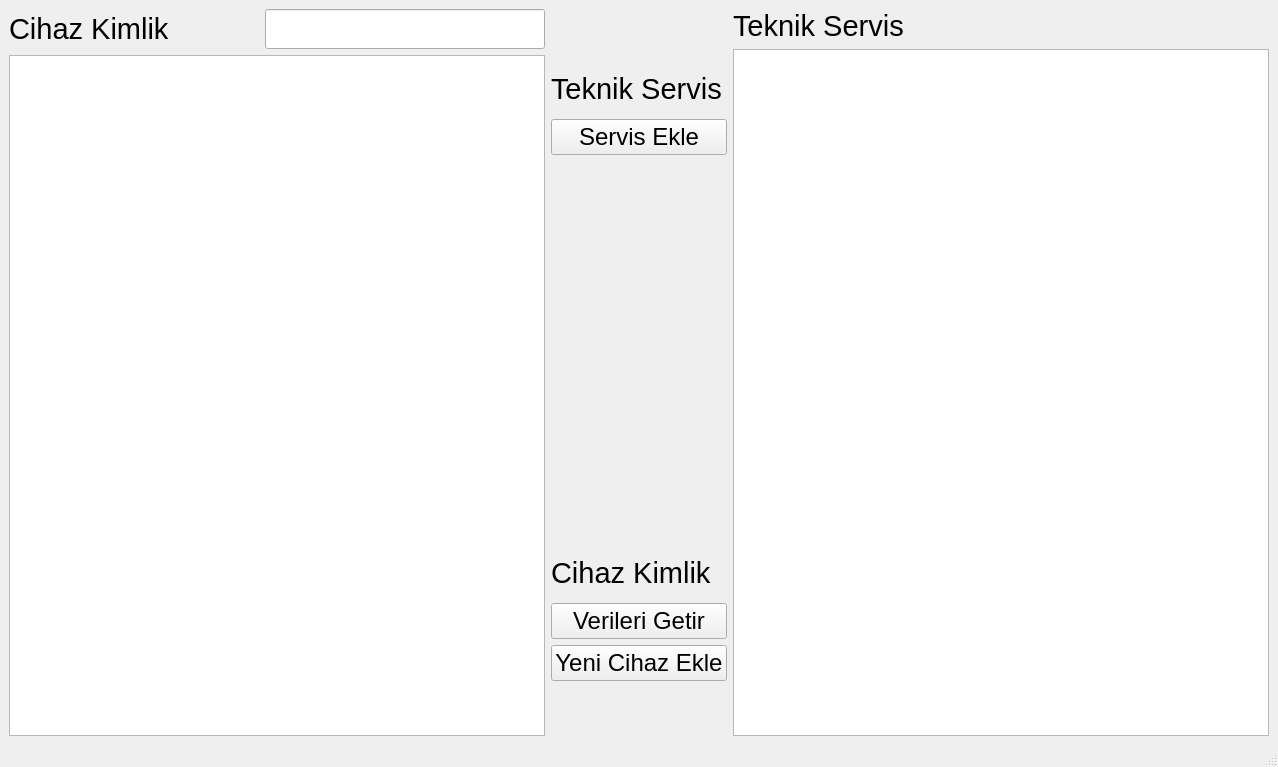
First picture: the form in mainwindow.ui, repository yunusemrecinar/QT5-cihaz-kimlik-teknik-servis, before the edit.
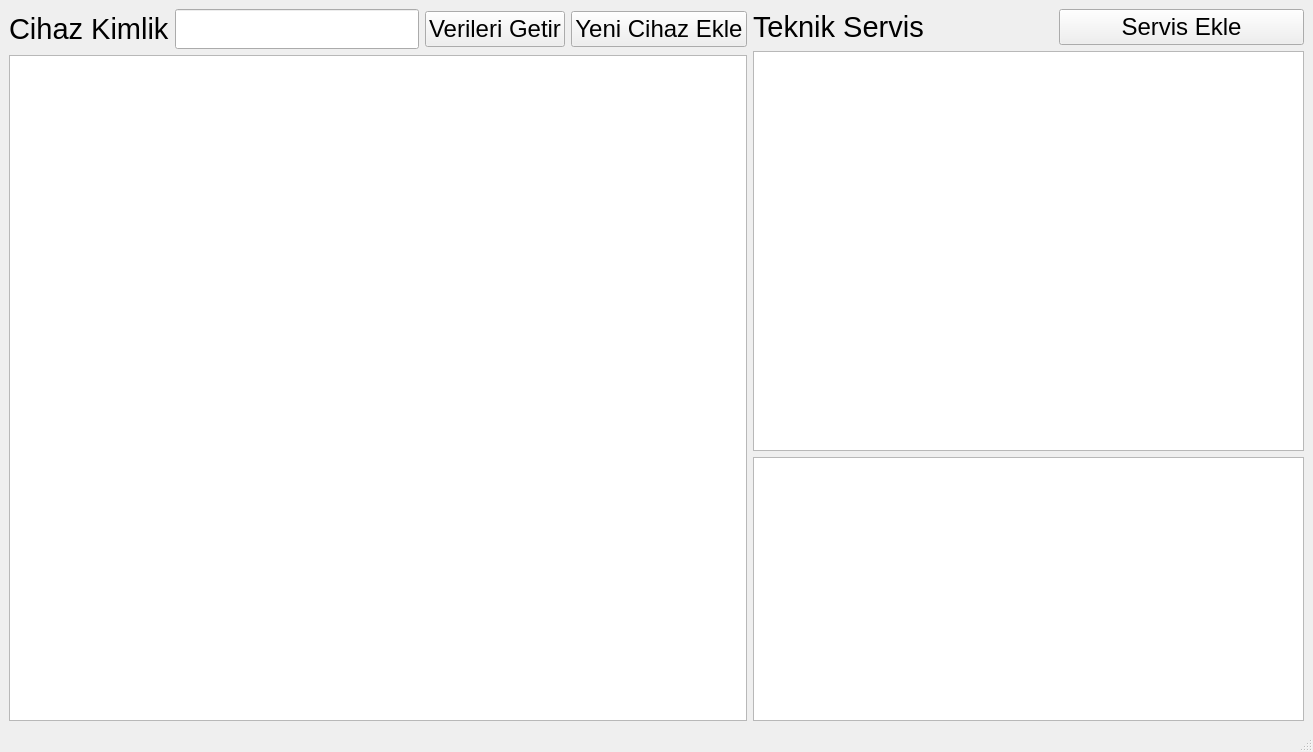
Second picture: the form after the edit.

The edit to the form file:
```diff
--- a/mainwindow.ui
+++ b/mainwindow.ui
@@ -9,15 +9,15 @@
    <rect>
     <x>0</x>
     <y>0</y>
-    <width>1278</width>
-    <height>767</height>
+    <width>1313</width>
+    <height>752</height>
    </rect>
   </property>
   <property name="windowTitle">
    <string>MainWindow</string>
   </property>
   <widget class="QWidget" name="centralwidget">
-   <layout class="QHBoxLayout" name="horizontalLayout_3">
+   <layout class="QHBoxLayout" name="horizontalLayout_4">
     <item>
      <layout class="QHBoxLayout" name="horizontalLayout">
       <item>
@@ -28,10 +28,16 @@
            <widget class="QLabel" name="label_cihazkimlik_2">
             <property name="minimumSize">
              <size>
-              <width>250</width>
+              <width>0</width>
               <height>0</height>
              </size>
             </property>
+            <property name="maximumSize">
+             <size>
+              <width>170</width>
+              <height>16777215</height>
+             </size>
+            </property>
             <property name="font">
              <font>
               <pointsize>22</pointsize>
@@ -46,7 +52,7 @@
            <widget class="QLineEdit" name="lineEdit">
             <property name="minimumSize">
              <size>
-              <width>200</width>
+              <width>150</width>
               <height>40</height>
              </size>
             </property>
@@ -57,113 +63,6 @@
             </property>
            </widget>
           </item>
-         </layout>
-        </item>
-        <item>
-         <widget class="QTableView" name="tableView">
-          <property name="font">
-           <font>
-            <pointsize>14</pointsize>
-           </font>
-          </property>
-         </widget>
-        </item>
-       </layout>
-      </item>
-      <item>
-       <layout class="QVBoxLayout" name="verticalLayout_2">
-        <item>
-         <widget class="QLabel" name="label_5">
-          <property name="text">
-           <string/>
-          </property>
-         </widget>
-        </item>
-        <item>
-         <widget class="QLabel" name="label_3">
-          <property name="font">
-           <font>
-            <pointsize>22</pointsize>
-           </font>
-          </property>
-          <property name="text">
-           <string>Teknik Servis</string>
-          </property>
-         </widget>
-        </item>
-        <item>
-         <widget class="QPushButton" name="pushButton_servis_ekle">
-          <property name="font">
-           <font>
-            <pointsize>18</pointsize>
-           </font>
-          </property>
-          <property name="text">
-           <string>Servis Ekle</string>
-          </property>
-         </widget>
-        </item>
-        <item>
-         <widget class="QLabel" name="label_9">
-          <property name="text">
-           <string/>
-          </property>
-         </widget>
-        </item>
-        <item>
-         <widget class="QLabel" name="label_10">
-          <property name="text">
-           <string/>
-          </property>
-         </widget>
-        </item>
-        <item>
-         <widget class="QLabel" name="label_2">
-          <property name="text">
-           <string/>
-          </property>
-         </widget>
-        </item>
-        <item>
-         <widget class="QLabel" name="label_6">
-          <property name="text">
-           <string/>
-          </property>
-         </widget>
-        </item>
-        <item>
-         <widget class="QLabel" name="label_8">
-          <property name="text">
-           <string/>
-          </property>
-         </widget>
-        </item>
-        <item>
-         <widget class="QLabel" name="label_7">
-          <property name="text">
-           <string/>
-          </property>
-         </widget>
-        </item>
-        <item>
-         <widget class="QLabel" name="label">
-          <property name="text">
-           <string/>
-          </property>
-         </widget>
-        </item>
-        <item>
-         <widget class="QLabel" name="label_cihazkimlik">
-          <property name="font">
-           <font>
-            <pointsize>22</pointsize>
-           </font>
-          </property>
-          <property name="text">
-           <string>Cihaz Kimlik</string>
-          </property>
-         </widget>
-        </item>
         <item>
          <widget class="QPushButton" name="pushButton_load">
           <property name="font">
@@ -188,10 +87,14 @@
           </property>
          </widget>
         </item>
+         </layout>
+        </item>
         <item>
-         <widget class="QLabel" name="label_11">
-          <property name="text">
-           <string/>
+         <widget class="QTableView" name="tableView">
+          <property name="font">
+           <font>
+            <pointsize>14</pointsize>
+           </font>
           </property>
          </widget>
         </item>
@@ -200,7 +103,15 @@
       <item>
        <layout class="QVBoxLayout" name="verticalLayout_3">
         <item>
-         <widget class="QLabel" name="label_4">
+         <layout class="QHBoxLayout" name="horizontalLayout_3">
+          <item>
+           <widget class="QLabel" name="servisLabel">
+            <property name="minimumSize">
+             <size>
+              <width>300</width>
+              <height>0</height>
+             </size>
+            </property>
           <property name="font">
            <font>
             <pointsize>22</pointsize>
@@ -210,9 +121,29 @@
            <string>Teknik Servis</string>
           </property>
          </widget>
+          </item>
+          <item>
+           <widget class="QPushButton" name="pushButton_servis_ekle">
+            <property name="font">
+             <font>
+              <pointsize>18</pointsize>
+             </font>
+            </property>
+            <property name="text">
+             <string>Servis Ekle</string>
+            </property>
+           </widget>
+          </item>
+         </layout>
         </item>
         <item>
          <widget class="QTableView" name="tableView_teknikServis">
+          <property name="minimumSize">
+           <size>
+            <width>0</width>
+            <height>400</height>
+           </size>
+          </property>
           <property name="font">
            <font>
             <pointsize>14</pointsize>
@@ -220,6 +151,15 @@
           </property>
          </widget>
         </item>
+        <item>
+         <widget class="QTableView" name="tableView_log">
+          <property name="font">
+           <font>
+            <pointsize>16</pointsize>
+           </font>
+          </property>
+         </widget>
+        </item>
        </layout>
       </item>
      </layout>
@@ -231,7 +171,7 @@
     <rect>
      <x>0</x>
      <y>0</y>
-     <width>1278</width>
+     <width>1313</width>
      <height>21</height>
     </rect>
    </property>
```
Lines whose indentation alone changed are shown as unchanged.
